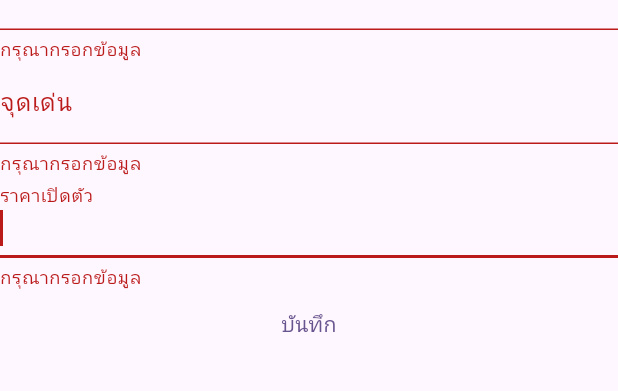
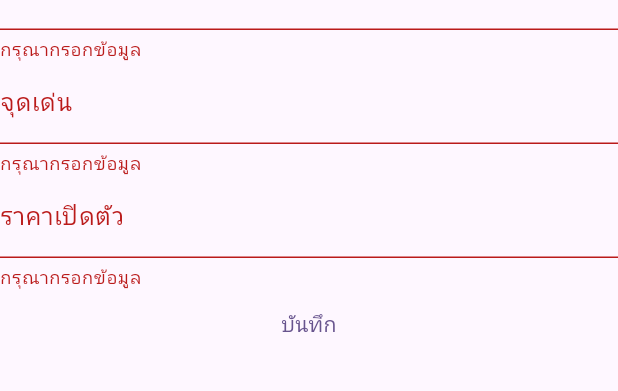
Before and after one commit to RESS69/simple_app, a Flutter app: the EditFormScreen screen opened directly with empty values, after a tap on "บันทึก", on a phone screen of 412 x 824 dp, the part 138-529 px from its top. Run offline on Flutter 3.47's test engine with Material 3 defaults, Android fonts, the phone set to English and light mode, and no system bars; our stand-ins replace sembast.

Commit message:
all code + present

```diff
--- a/lib/main.dart
+++ b/lib/main.dart
@@ -25,7 +25,7 @@ class MyApp extends StatelessWidget {
           colorScheme: ColorScheme.fromSeed(seedColor: Colors.deepPurple),
           useMaterial3: true,
         ),
-        home: MyHomePage(), // เพิ่มส่วนนี้เพื่อระบุหน้าเริ่มต้น
+        home: MyHomePage(),
       ),
     );
   }
--- a/lib/models/transaction.dart
+++ b/lib/models/transaction.dart
@@ -1,5 +1,4 @@
 class Transactions {
-  // final String id;
   final int? keyID;
   final String title;
   final String brand;
@@ -7,7 +6,6 @@ class Transactions {
   final DateTime date;
 
   Transactions({
-    // required this.id,
     this.keyID,
     required this.title,
     required this.brand,
--- a/lib/provider/transaction_provider.dart
+++ b/lib/provider/transaction_provider.dart
@@ -32,8 +32,7 @@ class TransactionProvider with ChangeNotifier {
 
   void updateTransaction(Transactions transaction) async {
     var db = await TransactionDB(dbName: 'transactions.db');
-    await db.updateDatabase(
-        transaction); // You will need to implement this in TransactionDB
+    await db.updateDatabase(transaction);
     this.transactions = await db.loadAllData();
     notifyListeners();
   }
--- a/lib/screen/EditFormScreen.dart
+++ b/lib/screen/EditFormScreen.dart
@@ -3,20 +3,28 @@ import 'package:provider/provider.dart';
 import 'package:resume/models/transaction.dart';
 import 'package:resume/provider/transaction_provider.dart';
 
-class EditFormScreen extends StatelessWidget {
+class EditFormScreen extends StatefulWidget {
   final Transactions transaction;
 
-  EditFormScreen({super.key, required this.transaction});
+  const EditFormScreen({super.key, required this.transaction});
 
+  @override
+  _EditFormScreenState createState() => _EditFormScreenState();
+}
+
+class _EditFormScreenState extends State<EditFormScreen> {
   final formKey = GlobalKey<FormState>();
   final titleController = TextEditingController();
   final brandController = TextEditingController();
   final amountController = TextEditingController();
 
+  @override
   void initState() {
-    titleController.text = transaction.title;
-    brandController.text = transaction.brand;
-    amountController.text = transaction.amount;
+    super.initState();
+    // Initialize the form fields with the transaction data
+    titleController.text = widget.transaction.title;
+    brandController.text = widget.transaction.brand;
+    amountController.text = widget.transaction.amount;
   }
 
   @override
@@ -38,6 +46,7 @@ class EditFormScreen extends StatelessWidget {
                 if (str!.isEmpty) {
                   return 'กรุณากรอกข้อมูล';
                 }
+                return null;
               },
             ),
             TextFormField(
@@ -49,18 +58,19 @@ class EditFormScreen extends StatelessWidget {
                 if (str!.isEmpty) {
                   return 'กรุณากรอกข้อมูล';
                 }
+                return null;
               },
             ),
             TextFormField(
               decoration: const InputDecoration(
                 labelText: 'ราคาเปิดตัว',
               ),
-              autofocus: true,
               controller: amountController,
               validator: (String? str) {
                 if (str!.isEmpty) {
                   return 'กรุณากรอกข้อมูล';
                 }
+                return null;
               },
             ),
             TextButton(
@@ -68,19 +78,18 @@ class EditFormScreen extends StatelessWidget {
               onPressed: () {
                 if (formKey.currentState!.validate()) {
                   var updatedTransaction = Transactions(
-                    keyID: transaction.keyID,
+                    keyID: widget.transaction.keyID,
                     title: titleController.text,
                     brand: brandController.text,
                     amount: amountController.text,
-                    date: transaction.date, // Keep the same date
+                    date: widget.transaction.date,
                   );
 
-                  // Update the transaction data in the provider
                   var provider =
                       Provider.of<TransactionProvider>(context, listen: false);
                   provider.updateTransaction(updatedTransaction);
 
-                  Navigator.pop(context); // Go back to the previous screen
+                  Navigator.pop(context);
                 }
               },
             ),
--- a/lib/screen/HomeScreen.dart
+++ b/lib/screen/HomeScreen.dart
@@ -58,9 +58,8 @@ class _MyHomeScreenState extends State<Homescreen> {
                         radius: 30,
                         child: FittedBox(
                           child: Icon(
-                            Icons
-                                .gamepad, // Change this to any gaming-related icon
-                            size: 24, // Adjust size as needed
+                            Icons.gamepad,
+                            size: 24,
                           ),
                         ),
                       ),
--- a/lib/screen/form_screen.dart
+++ b/lib/screen/form_screen.dart
@@ -63,7 +63,6 @@ class FormScreen extends StatelessWidget {
                     child: const Text('บันทึก'),
                     onPressed: () {
                       if (formKey.currentState!.validate()) {
-                        // create transaction data object
                         var statement = Transactions(
                             keyID: null,
                             title: titleController.text,
@@ -71,7 +70,6 @@ class FormScreen extends StatelessWidget {
                             amount: amountController.text,
                             date: DateTime.now());
 
-                        // add transaction data object to provider
                         var provider = Provider.of<TransactionProvider>(context,
                             listen: false);
 
```
Also changed, not shown: 2 other files.
